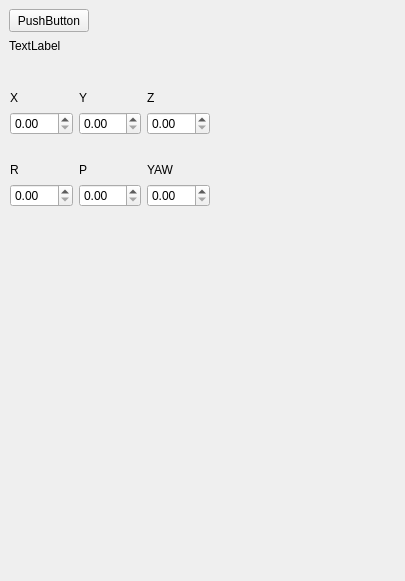
The window that riptide_rviz/riptide_rviz/src/FeedforwardPanel.ui (osu-uwrt/riptide_gui) describes before a commit, drawn with Qt 5.
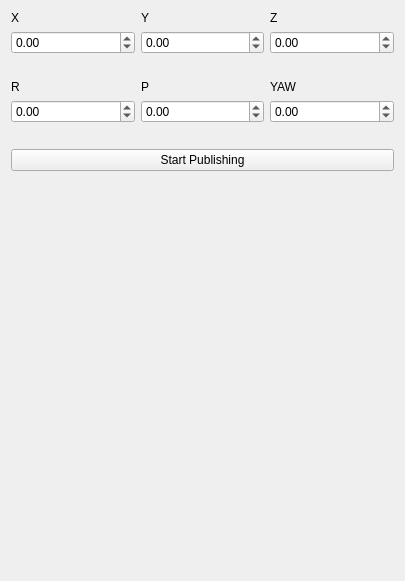
The same window after the commit.

Commit message: ff panel ready for pool test

```diff
--- a/riptide_rviz/riptide_rviz/src/FeedforwardPanel.ui
+++ b/riptide_rviz/riptide_rviz/src/FeedforwardPanel.ui
@@ -13,41 +13,21 @@
   <property name="windowTitle">
    <string>Form</string>
   </property>
-  <widget class="QPushButton" name="someButton">
-   <property name="geometry">
-    <rect>
-     <x>9</x>
-     <y>9</y>
-     <width>80</width>
-     <height>23</height>
-    </rect>
-   </property>
-   <property name="text">
-    <string>PushButton</string>
-   </property>
-  </widget>
-  <widget class="QLabel" name="someLabel">
-   <property name="geometry">
-    <rect>
-     <x>9</x>
-     <y>38</y>
-     <width>141</width>
-     <height>16</height>
-    </rect>
-   </property>
-   <property name="text">
-    <string>TextLabel</string>
-   </property>
-  </widget>
-  <widget class="QWidget" name="">
-   <property name="geometry">
-    <rect>
-     <x>10</x>
-     <y>90</y>
-     <width>200</width>
-     <height>138</height>
-    </rect>
-   </property>
+  <layout class="QGridLayout" name="gridLayout_2">
+   <item row="2" column="0">
+    <spacer name="verticalSpacer">
+     <property name="orientation">
+      <enum>Qt::Vertical</enum>
+     </property>
+     <property name="sizeHint" stdset="0">
+      <size>
+       <width>20</width>
+       <height>40</height>
+      </size>
+     </property>
+    </spacer>
+   </item>
+   <item row="0" column="0">
    <layout class="QGridLayout" name="gridLayout">
     <item row="0" column="0">
      <widget class="QLabel" name="X">
@@ -71,13 +51,43 @@
      </widget>
     </item>
     <item row="1" column="0">
-     <widget class="QDoubleSpinBox" name="XdoubleSpinBox"/>
+      <widget class="QDoubleSpinBox" name="XdoubleSpinBox">
+       <property name="minimum">
+        <double>-10.000000000000000</double>
+       </property>
+       <property name="maximum">
+        <double>10.000000000000000</double>
+       </property>
+       <property name="singleStep">
+        <double>0.010000000000000</double>
+       </property>
+      </widget>
     </item>
     <item row="1" column="1">
-     <widget class="QDoubleSpinBox" name="YdoubleSpinBox"/>
+      <widget class="QDoubleSpinBox" name="YdoubleSpinBox">
+       <property name="minimum">
+        <double>-10.000000000000000</double>
+       </property>
+       <property name="maximum">
+        <double>10.000000000000000</double>
+       </property>
+       <property name="singleStep">
+        <double>0.010000000000000</double>
+       </property>
+      </widget>
     </item>
     <item row="1" column="2">
-     <widget class="QDoubleSpinBox" name="ZdoubleSpinBox"/>
+      <widget class="QDoubleSpinBox" name="ZdoubleSpinBox">
+       <property name="minimum">
+        <double>-10.000000000000000</double>
+       </property>
+       <property name="maximum">
+        <double>10.000000000000000</double>
+       </property>
+       <property name="singleStep">
+        <double>0.010000000000000</double>
+       </property>
+      </widget>
     </item>
     <item row="2" column="0">
      <widget class="QLabel" name="Xlabel">
@@ -122,13 +132,43 @@
      </widget>
     </item>
     <item row="4" column="0">
-     <widget class="QDoubleSpinBox" name="RdoubleSpinBox"/>
+      <widget class="QDoubleSpinBox" name="RdoubleSpinBox">
+       <property name="minimum">
+        <double>-10.000000000000000</double>
+       </property>
+       <property name="maximum">
+        <double>10.000000000000000</double>
+       </property>
+       <property name="singleStep">
+        <double>0.010000000000000</double>
+       </property>
+      </widget>
     </item>
     <item row="4" column="1">
-     <widget class="QDoubleSpinBox" name="PdoubleSpinBox"/>
+      <widget class="QDoubleSpinBox" name="PdoubleSpinBox">
+       <property name="minimum">
+        <double>-10.000000000000000</double>
+       </property>
+       <property name="maximum">
+        <double>10.000000000000000</double>
+       </property>
+       <property name="singleStep">
+        <double>0.010000000000000</double>
+       </property>
+      </widget>
     </item>
     <item row="4" column="2">
-     <widget class="QDoubleSpinBox" name="YAWdoubleSpinBox"/>
+      <widget class="QDoubleSpinBox" name="YAWdoubleSpinBox">
+       <property name="minimum">
+        <double>-10.000000000000000</double>
+       </property>
+       <property name="maximum">
+        <double>10.000000000000000</double>
+       </property>
+       <property name="singleStep">
+        <double>0.010000000000000</double>
+       </property>
+      </widget>
     </item>
     <item row="5" column="0">
      <widget class="QLabel" name="Rlabel">
@@ -152,7 +192,15 @@
      </widget>
     </item>
    </layout>
-  </widget>
+   </item>
+   <item row="1" column="0">
+    <widget class="QPushButton" name="publishButton">
+     <property name="text">
+      <string>Start Publishing</string>
+     </property>
+    </widget>
+   </item>
+  </layout>
  </widget>
  <resources/>
  <connections/>
```
Lines whose indentation alone changed are shown as unchanged. The commit also changes 2 other files.
